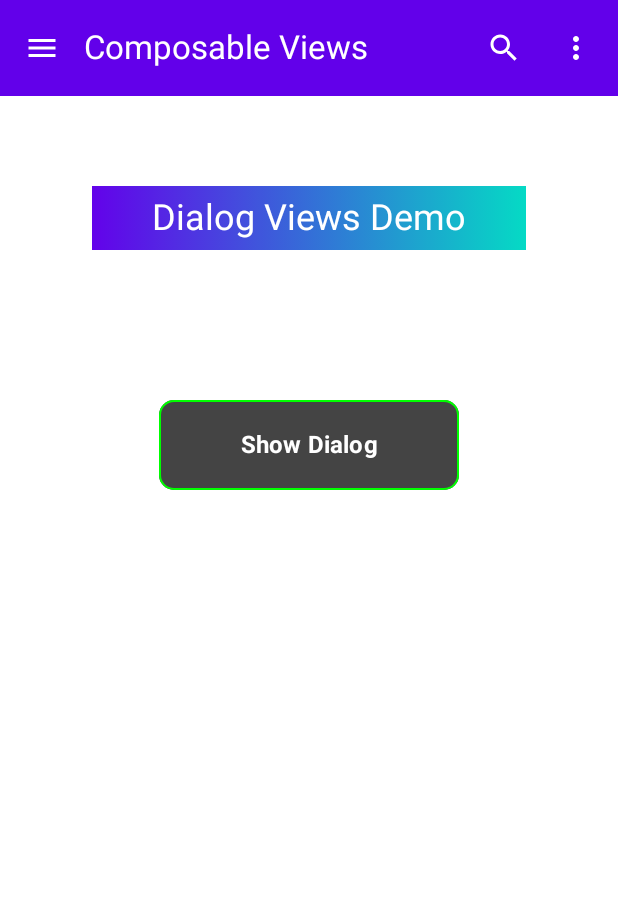
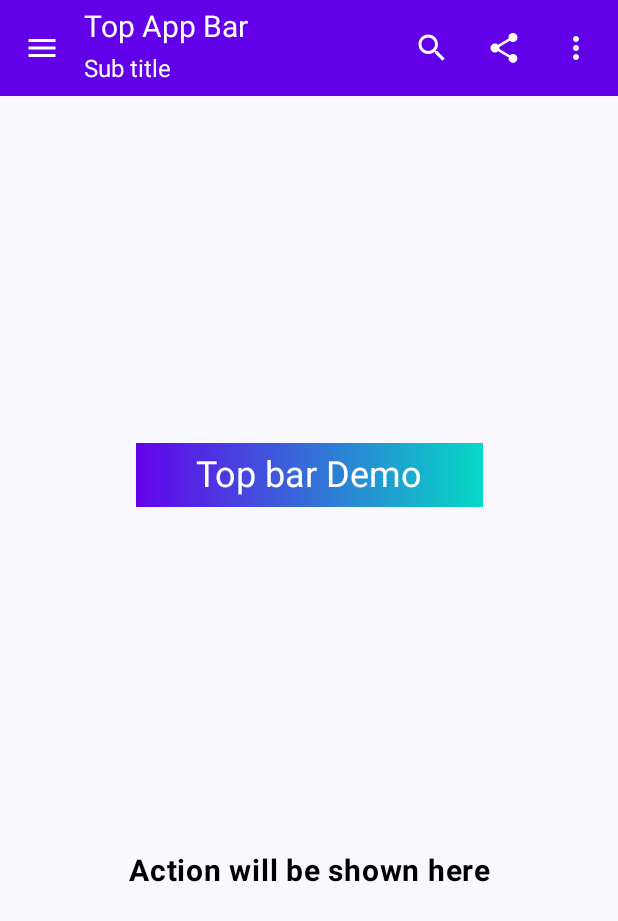
Before and after one commit to gauravdubey/ComposableViewDemo, an Android app built with Jetpack Compose: the screen it shows after launch (MainActivity), on a phone screen of 412 x 824 dp. Shown: the top 921 px of the screen. Run offline under Robolectric (Android 15) with nearby library versions, the phone set to English and light mode, and no system bars.

Commit message:
Commiting Top bar custom example

```diff
--- a/app/src/main/java/com/gaurav/composableviewdemo/MainActivity.kt
+++ b/app/src/main/java/com/gaurav/composableviewdemo/MainActivity.kt
@@ -11,7 +11,9 @@ import androidx.compose.material3.Scaffold
 import androidx.compose.runtime.Composable
 import androidx.compose.ui.Modifier
 import androidx.compose.ui.tooling.preview.Preview
+import com.gaurav.composableviewdemo.composableview.AllTextFieldViews
 import com.gaurav.composableviewdemo.composableview.CheckboxViews
+import com.gaurav.composableviewdemo.composableview.CompleteToolBarScreen
 import com.gaurav.composableviewdemo.composableview.CustomToolBar
 import com.gaurav.composableviewdemo.composableview.DialogViewExample
 import com.gaurav.composableviewdemo.composableview.DropdownMenuViews
@@ -28,7 +30,8 @@ class MainActivity : ComponentActivity() {
 //                ColumnViewWithAlignment()
 //                RowViewsWithAlignment()
 //                ButtonViews()
-                MainScreen()
+//                MainScreen()
+                CompleteToolBarScreen()
             }
         }
     }
@@ -48,13 +51,13 @@ fun MainScreen() {
                     .fillMaxSize()
                     .padding(padding)
             ) {
-//                AllTextFieldViews()
+                AllTextFieldViews()
 //                ImageViewExample()
 //                CheckboxViews()
 //                RadioButtonViews()
 //                SwitchViewsDemo()
 //                DropdownMenuViews()
-                DialogViewExample()
+//                DialogViewExample()
             }
         }
     )
--- /dev/null
+++ b/app/src/main/java/com/gaurav/composableviewdemo/composableview/ToobarViewExample.kt
@@ -0,0 +1,157 @@
+package com.gaurav.composableviewdemo.composableview
+
+import androidx.compose.foundation.background
+import androidx.compose.foundation.clickable
+import androidx.compose.foundation.layout.Arrangement
+import androidx.compose.foundation.layout.Column
+import androidx.compose.foundation.layout.fillMaxSize
+import androidx.compose.foundation.layout.padding
+import androidx.compose.material.icons.Icons
+import androidx.compose.material.icons.filled.Menu
+import androidx.compose.material.icons.filled.MoreVert
+import androidx.compose.material.icons.filled.Search
+import androidx.compose.material.icons.filled.Share
+import androidx.compose.material3.ExperimentalMaterial3Api
+import androidx.compose.material3.Icon
+import androidx.compose.material3.IconButton
+import androidx.compose.material3.MaterialTheme
+import androidx.compose.material3.Scaffold
+import androidx.compose.material3.Text
+import androidx.compose.material3.TopAppBar
+import androidx.compose.material3.TopAppBarDefaults
+import androidx.compose.runtime.Composable
+import androidx.compose.runtime.getValue
+import androidx.compose.runtime.mutableStateOf
+import androidx.compose.runtime.remember
+import androidx.compose.runtime.setValue
+import androidx.compose.ui.Alignment
+import androidx.compose.ui.Modifier
+import androidx.compose.ui.graphics.Brush
+import androidx.compose.ui.graphics.Color
+import androidx.compose.ui.graphics.graphicsLayer
+import androidx.compose.ui.text.font.FontWeight
+import androidx.compose.ui.text.style.TextAlign
+import androidx.compose.ui.tooling.preview.Preview
+import androidx.compose.ui.unit.dp
+import androidx.compose.ui.unit.sp
+
+@Preview
+@Composable
+fun CompleteToolBarScreen() {
+    var actionText by remember {
+        mutableStateOf("Action will be shown here")
+    }
+    Scaffold(
+        topBar = {
+            ToolbarViewExample(onTextChange = { newText -> actionText = newText })
+        },
+        content = { padding ->
+
+            Column(
+                modifier = Modifier
+                    .fillMaxSize()
+                    .padding(padding),
+                horizontalAlignment = Alignment.CenterHorizontally,
+                verticalArrangement = Arrangement.SpaceEvenly
+            ) {
+                Text(
+                    text = "Top bar Demo",
+                    modifier = Modifier
+                        .graphicsLayer(alpha = 0.99f) // Enables advanced drawing
+                        .background(
+                            Brush.horizontalGradient(
+                                colors = listOf(Color(0xFF6200EA), Color(0xFF03DAC5))
+                            )
+                        )
+                        .padding(start = 40.dp, end = 40.dp, top = 5.dp, bottom = 5.dp),
+                    style = MaterialTheme.typography.headlineSmall,
+                    color = Color.White // Text color set to transparent to enable gradient
+                )
+
+                Text(
+                    text = actionText,
+                    fontSize = 20.sp,
+                    fontWeight = FontWeight.Bold,
+                    textAlign = TextAlign.Center,
+                    color = Color.Black
+                )
+
+            }
+        }
+    )
+}
+
+@OptIn(ExperimentalMaterial3Api::class)
+@Composable
+fun ToolbarViewExample(onTextChange: (String) -> Unit) {
+
+    TopAppBar(
+        navigationIcon = {
+            IconButton(onClick =
+            {
+                onTextChange("Navigation icon clicked")
+            }
+            ) {
+                Icon(
+                    Icons.Default.Menu,
+                    contentDescription = "Menu",
+                    tint = Color.White
+                )
+            }
+        },
+        title = {
+            Column(modifier = Modifier.clickable { onTextChange("Top bar title clicked")}) {
+                Text(
+                    text = "Top App Bar",
+                    color = Color.White,
+                    fontSize = 20.sp
+                )
+                Text(
+                    text = "Sub title",
+                    color = Color.White,
+                    fontSize = 16.sp
+                )
+            }
+        },
+
+        actions = {
+            IconButton(onClick =
+            {
+                onTextChange("Search icon clicked")
+            }) {
+                Icon(
+                    Icons.Default.Search,
+                    contentDescription = "Search",
+                    tint = Color.White
+                )
+            }
+            IconButton(onClick =
+            {
+                onTextChange("Share icon clicked")
+            }) {
+                Icon(
+                    Icons.Default.Share,
+                    contentDescription = "Share options",
+                    tint = Color.White
+                )
+            }
+            IconButton(onClick =
+            {
+                onTextChange("More options clicked")
+            }) {
+                Icon(
+                    Icons.Default.MoreVert,
+                    contentDescription = "More options",
+                    tint = Color.White
+                )
+            }
+        },
+        colors = TopAppBarDefaults.topAppBarColors(
+            containerColor = Color(0xFF6200EA), // Toolbar background color
+            titleContentColor = Color.White,
+            navigationIconContentColor = Color.White// Title text color
+        )
+
+//                elevation = 8.dp // Elevation of the toolbar
+    )
+}
--- a/app/src/main/java/com/gaurav/composableviewdemo/ui/theme/Theme.kt
+++ b/app/src/main/java/com/gaurav/composableviewdemo/ui/theme/Theme.kt
@@ -9,7 +9,11 @@ import androidx.compose.material3.dynamicDarkColorScheme
 import androidx.compose.material3.dynamicLightColorScheme
 import androidx.compose.material3.lightColorScheme
 import androidx.compose.runtime.Composable
+import androidx.compose.runtime.SideEffect
+import androidx.compose.ui.graphics.toArgb
 import androidx.compose.ui.platform.LocalContext
+import androidx.compose.ui.platform.LocalView
+import androidx.core.view.WindowCompat
 
 private val DarkColorScheme = darkColorScheme(
     primary = Purple80,
@@ -48,6 +52,15 @@ fun ComposableViewDemoTheme(
 
         darkTheme -> DarkColorScheme
         else -> LightColorScheme
+
+    }
+    val view = LocalView.current
+    if (!view.isInEditMode){
+        SideEffect {
+            val window=(view.context as Activity).window
+            window.statusBarColor= colorScheme.primary.toArgb()
+            WindowCompat.getInsetsController(window,view).isAppearanceLightStatusBars=darkTheme
+        }
     }
 
     MaterialTheme(
```
